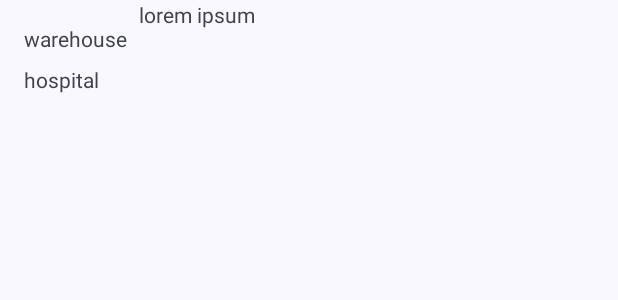
After one commit to dontjke/Material_design, an Android app: the layout layout_barrier.xml on its own in the app's theme, with its tools: preview values and no code run, on a phone screen of 412 x 824 dp. The commit adds this screen. Shown: the top 300 px of the screen. Run offline under Robolectric (Android 15) with nearby library versions, the phone set to English and light mode, and no system bars; Roboto replaces fonts that are not available here.

Commit message:
тесты barrier

```diff
--- /dev/null
+++ b/app/src/main/res/layout/layout_barrier.xml
@@ -0,0 +1,43 @@
+<?xml version="1.0" encoding="utf-8"?>
+<androidx.constraintlayout.widget.ConstraintLayout xmlns:android="http://schemas.android.com/apk/res/android"
+    xmlns:app="http://schemas.android.com/apk/res-auto"
+    android:layout_width="match_parent"
+    android:layout_height="match_parent">
+
+    <TextView
+        android:id="@+id/textView1"
+        android:layout_width="wrap_content"
+        android:layout_height="wrap_content"
+        android:layout_marginStart="16dp"
+        android:layout_marginTop="16dp"
+        android:text="@string/warehouse"
+        app:layout_constraintStart_toStartOf="parent"
+        app:layout_constraintTop_toTopOf="parent" />
+
+    <TextView
+        android:id="@+id/textView2"
+        android:layout_width="wrap_content"
+        android:layout_height="wrap_content"
+        android:layout_marginStart="16dp"
+        android:layout_marginTop="8dp"
+        android:text="@string/hospital"
+
+        app:layout_constraintStart_toStartOf="parent"
+        app:layout_constraintTop_toBottomOf="@+id/textView1" />
+
+    <androidx.constraintlayout.widget.Barrier
+        android:id="@+id/barrier7"
+        android:layout_width="wrap_content"
+        android:layout_height="wrap_content"
+        app:barrierDirection="end"
+        app:constraint_referenced_ids="textView2,textView1" />
+
+    <TextView
+        android:id="@+id/textView3"
+        android:layout_width="0dp"
+        android:layout_height="wrap_content"
+        android:layout_marginStart="8dp"
+        android:text="@string/lorem_ipsum"
+        app:layout_constraintStart_toEndOf="@+id/barrier7"
+        app:layout_constraintTop_toTopOf="parent" />
+</androidx.constraintlayout.widget.ConstraintLayout>
--- a/app/src/main/res/values/strings.xml
+++ b/app/src/main/res/values/strings.xml
@@ -20,5 +20,8 @@
     <string name="earth">Earth</string>
     <string name="mars">Mars</string>
     <string name="weather">Weather</string>
+    <string name="warehouse">warehouse</string>
+    <string name="hospital">hospital</string>
+    <string name="lorem_ipsum">lorem ipsum</string>
 
 </resources>
```
